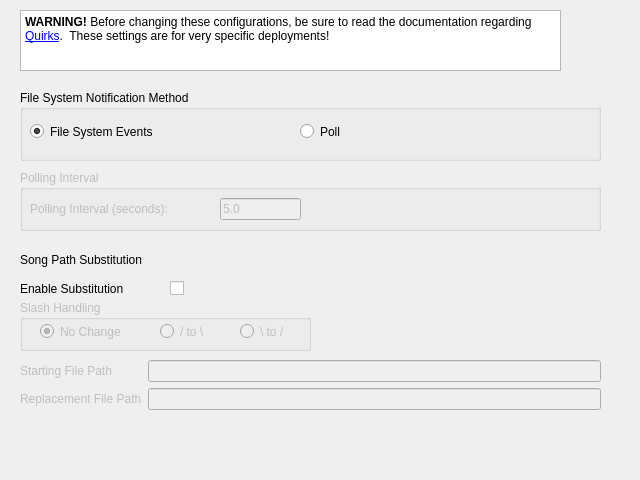
First picture: the form in nowplaying/resources/ui/quirks.ui, repository whatsnowplaying/whats-now-playing, before the edit.
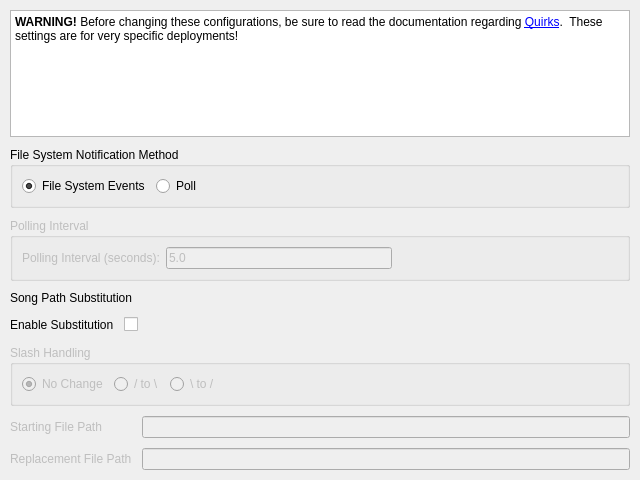
Second picture: the form after the edit. Icons and pictures are not drawn.

```diff
--- a/nowplaying/resources/ui/quirks.ui
+++ b/nowplaying/resources/ui/quirks.ui
@@ -17,30 +17,44 @@
    <iconset resource="settings.qrc">
     <normaloff>:/resources/icon.ico</normaloff>:/resources/icon.ico</iconset>
   </property>
+  <layout class="QVBoxLayout" name="main_layout">
+   <property name="margin">
+    <number>10</number>
+   </property>
+   <property name="spacing">
+    <number>10</number>
+   </property>
+   <item>
+    <widget class="QTextBrowser" name="warning_text">
+     <property name="sizePolicy">
+      <sizepolicy hsizetype="Expanding" vsizetype="Preferred">
+       <horstretch>0</horstretch>
+       <verstretch>0</verstretch>
+      </sizepolicy>
+     </property>
+     <property name="html">
+      <string>&lt;!DOCTYPE HTML PUBLIC &quot;-//W3C//DTD HTML 4.0//EN&quot; &quot;http://www.w3.org/TR/REC-html40/strict.dtd&quot;&gt;
+&lt;html&gt;&lt;head&gt;&lt;meta name=&quot;qrichtext&quot; content=&quot;1&quot; /&gt;&lt;style type=&quot;text/css&quot;&gt;
+p, li { white-space: pre-wrap; }
+&lt;/style&gt;&lt;/head&gt;&lt;body&gt;
+&lt;p style=&quot;margin-top:0px; margin-bottom:0px; margin-left:0px; margin-right:0px; -qt-block-indent:0; text-indent:0px&quot;&gt;&lt;span style=&quot;font-weight: 600&quot;&gt;WARNING! &lt;/span&gt;Before changing these configurations, be sure to read the documentation regarding &lt;a href=&quot;http://whatsnowplaying.github.io/whats-now-playing/quirks.html&quot;&gt;&lt;span style=&quot;text-decoration: underline; color: #0000ff&quot;&gt;Quirks&lt;/span&gt;&lt;/a&gt;.  These settings are for very specific deployments!&lt;/p&gt;&lt;/body&gt;&lt;/html&gt;</string>
+     </property>
+     <property name="openExternalLinks">
+      <bool>true</bool>
+     </property>
+    </widget>
+   </item>
+   <item>
   <widget class="QGroupBox" name="fs_event_method_box">
-   <property name="geometry">
-    <rect>
-     <x>20</x>
-     <y>90</y>
-     <width>581</width>
-     <height>71</height>
-    </rect>
-   </property>
    <property name="layoutDirection">
     <enum>Qt::LeftToRight</enum>
    </property>
    <property name="title">
     <string>File System Notification Method</string>
    </property>
+     <layout class="QHBoxLayout" name="fs_event_method_layout">
+      <item>
    <widget class="QRadioButton" name="fs_events_button">
-    <property name="geometry">
-     <rect>
-      <x>10</x>
-      <y>30</y>
-      <width>158</width>
-      <height>23</height>
-     </rect>
-    </property>
     <property name="text">
      <string>File System Events</string>
     </property>
@@ -48,57 +62,48 @@
      <bool>true</bool>
     </property>
    </widget>
+      </item>
+      <item>
    <widget class="QRadioButton" name="fs_poll_button">
-    <property name="geometry">
-     <rect>
-      <x>280</x>
-      <y>30</y>
-      <width>158</width>
-      <height>23</height>
-     </rect>
-    </property>
     <property name="text">
      <string>Poll</string>
     </property>
    </widget>
-  </widget>
+      </item>
+      <item>
+       <spacer>
+        <property name="orientation">
+         <enum>Qt::Horizontal</enum>
+        </property>
+        <property name="sizeHint" stdset="0">
+         <size>
+          <width>40</width>
+          <height>20</height>
+         </size>
+        </property>
+       </spacer>
+      </item>
+     </layout>
+    </widget>
+   </item>
+   <item>
   <widget class="QGroupBox" name="polling_interval_box">
    <property name="enabled">
     <bool>false</bool>
    </property>
-   <property name="geometry">
-    <rect>
-     <x>20</x>
-     <y>170</y>
-     <width>581</width>
-     <height>61</height>
-    </rect>
-   </property>
    <property name="title">
     <string>Polling Interval</string>
    </property>
+     <layout class="QHBoxLayout" name="polling_interval_layout">
+      <item>
    <widget class="QLabel" name="polling_interval_label">
-    <property name="geometry">
-     <rect>
-      <x>10</x>
-      <y>30</y>
-      <width>181</width>
-      <height>17</height>
-     </rect>
-    </property>
     <property name="text">
      <string>Polling Interval (seconds):</string>
     </property>
    </widget>
+      </item>
+      <item>
    <widget class="QLineEdit" name="polling_interval_lineedit">
-    <property name="geometry">
-     <rect>
-      <x>200</x>
-      <y>28</y>
-      <width>81</width>
-      <height>22</height>
-     </rect>
-    </property>
     <property name="text">
      <string>5.0</string>
     </property>
@@ -106,148 +111,68 @@
      <string>5.0</string>
     </property>
    </widget>
-  </widget>
-  <widget class="QTextBrowser" name="warning_text">
-   <property name="geometry">
-    <rect>
-     <x>20</x>
-     <y>10</y>
-     <width>541</width>
-     <height>61</height>
-    </rect>
-   </property>
-   <property name="html">
-    <string>&lt;!DOCTYPE HTML PUBLIC &quot;-//W3C//DTD HTML 4.0//EN&quot; &quot;http://www.w3.org/TR/REC-html40/strict.dtd&quot;&gt;
-&lt;html&gt;&lt;head&gt;&lt;meta name=&quot;qrichtext&quot; content=&quot;1&quot; /&gt;&lt;style type=&quot;text/css&quot;&gt;
-p, li { white-space: pre-wrap; }
-&lt;/style&gt;&lt;/head&gt;&lt;body&gt;
-&lt;p style=&quot;margin-top:0px; margin-bottom:0px; margin-left:0px; margin-right:0px; -qt-block-indent:0; text-indent:0px&quot;&gt;&lt;span style=&quot;font-weight: 600&quot;&gt;WARNING! &lt;/span&gt;Before changing these configurations, be sure to read the documentation regarding &lt;a href=&quot;http://whatsnowplaying.github.io/whats-now-playing/quirks.html&quot;&gt;&lt;span style=&quot;text-decoration: underline; color: #0000ff&quot;&gt;Quirks&lt;/span&gt;&lt;/a&gt;.  These settings are for very specific deployments!&lt;/p&gt;&lt;/body&gt;&lt;/html&gt;</string>
-   </property>
-   <property name="openExternalLinks">
-    <bool>true</bool>
-   </property>
-  </widget>
-  <widget class="QWidget" name="formLayoutWidget">
-   <property name="geometry">
-    <rect>
-     <x>20</x>
-     <y>360</y>
-     <width>581</width>
-     <height>71</height>
-    </rect>
-   </property>
-   <layout class="QFormLayout" name="song_path_layout">
-    <property name="fieldGrowthPolicy">
-     <enum>QFormLayout::ExpandingFieldsGrow</enum>
-    </property>
-    <item row="0" column="0">
-     <widget class="QLabel" name="song_in_path_label">
-      <property name="enabled">
-       <bool>false</bool>
-      </property>
-      <property name="text">
-       <string>Starting File Path</string>
-      </property>
-     </widget>
-    </item>
-    <item row="0" column="1">
-     <widget class="QLineEdit" name="song_in_path_lineedit">
-      <property name="enabled">
-       <bool>false</bool>
-      </property>
-      <property name="minimumSize">
+      </item>
+      <item>
+       <spacer>
+        <property name="orientation">
+         <enum>Qt::Horizontal</enum>
+        </property>
+        <property name="sizeHint" stdset="0">
        <size>
-        <width>445</width>
-        <height>0</height>
-       </size>
-      </property>
-     </widget>
-    </item>
-    <item row="1" column="1">
-     <widget class="QLineEdit" name="song_out_path_lineedit">
-      <property name="enabled">
-       <bool>false</bool>
-      </property>
-      <property name="minimumSize">
-       <size>
-        <width>445</width>
-        <height>0</height>
-       </size>
-      </property>
-     </widget>
-    </item>
-    <item row="1" column="0">
-     <widget class="QLabel" name="song_out_path_label">
-      <property name="enabled">
-       <bool>false</bool>
-      </property>
-      <property name="text">
-       <string>Replacement File Path</string>
-      </property>
-     </widget>
+          <width>40</width>
+          <height>20</height>
+         </size>
+        </property>
+       </spacer>
     </item>
    </layout>
   </widget>
+   </item>
+   <item>
   <widget class="QLabel" name="song_path_label">
-   <property name="geometry">
-    <rect>
-     <x>20</x>
-     <y>250</y>
-     <width>461</width>
-     <height>20</height>
-    </rect>
-   </property>
    <property name="text">
     <string>Song Path Substitution</string>
    </property>
   </widget>
+   </item>
+   <item>
+    <layout class="QHBoxLayout" name="song_subst_layout">
+     <item>
   <widget class="QLabel" name="song_subst_label">
-   <property name="geometry">
-    <rect>
-     <x>20</x>
-     <y>280</y>
-     <width>127</width>
-     <height>17</height>
-    </rect>
-   </property>
    <property name="text">
     <string>Enable Substitution</string>
    </property>
   </widget>
-  <widget class="QCheckBox" name="song_subst_checkbox">
-   <property name="geometry">
-    <rect>
-     <x>170</x>
-     <y>280</y>
-     <width>21</width>
-     <height>16</height>
-    </rect>
-   </property>
-  </widget>
+     </item>
+     <item>
+      <widget class="QCheckBox" name="song_subst_checkbox"/>
+     </item>
+     <item>
+      <spacer>
+       <property name="orientation">
+        <enum>Qt::Horizontal</enum>
+       </property>
+       <property name="sizeHint" stdset="0">
+        <size>
+         <width>40</width>
+         <height>20</height>
+        </size>
+       </property>
+      </spacer>
+     </item>
+    </layout>
+   </item>
+   <item>
   <widget class="QGroupBox" name="slash_radio">
    <property name="enabled">
     <bool>false</bool>
    </property>
-   <property name="geometry">
-    <rect>
-     <x>20</x>
-     <y>300</y>
-     <width>291</width>
-     <height>51</height>
-    </rect>
-   </property>
    <property name="title">
     <string>Slash Handling</string>
    </property>
+     <layout class="QHBoxLayout" name="slash_radio_layout">
+      <item>
    <widget class="QRadioButton" name="slash_nochange">
-    <property name="geometry">
-     <rect>
-      <x>20</x>
-      <y>20</y>
-      <width>106</width>
-      <height>23</height>
-     </rect>
-    </property>
     <property name="text">
      <string>No Change</string>
     </property>
@@ -255,33 +180,92 @@
      <bool>true</bool>
     </property>
    </widget>
+      </item>
+      <item>
    <widget class="QRadioButton" name="slash_toback">
-    <property name="geometry">
-     <rect>
-      <x>140</x>
-      <y>20</y>
-      <width>61</width>
-      <height>23</height>
-     </rect>
-    </property>
     <property name="text">
      <string>/ to \</string>
     </property>
    </widget>
+      </item>
+      <item>
    <widget class="QRadioButton" name="slash_toforward">
-    <property name="geometry">
-     <rect>
-      <x>220</x>
-      <y>20</y>
-      <width>61</width>
-      <height>23</height>
-     </rect>
-    </property>
     <property name="text">
      <string>\ to /</string>
     </property>
    </widget>
-  </widget>
+      </item>
+      <item>
+       <spacer>
+        <property name="orientation">
+         <enum>Qt::Horizontal</enum>
+        </property>
+        <property name="sizeHint" stdset="0">
+         <size>
+          <width>40</width>
+          <height>20</height>
+         </size>
+        </property>
+       </spacer>
+      </item>
+     </layout>
+    </widget>
+   </item>
+   <item>
+    <layout class="QFormLayout" name="song_path_layout">
+     <property name="fieldGrowthPolicy">
+      <enum>QFormLayout::AllNonFixedFieldsGrow</enum>
+     </property>
+     <item row="0" column="0">
+      <widget class="QLabel" name="song_in_path_label">
+       <property name="enabled">
+        <bool>false</bool>
+       </property>
+       <property name="text">
+        <string>Starting File Path</string>
+       </property>
+      </widget>
+     </item>
+     <item row="0" column="1">
+      <widget class="QLineEdit" name="song_in_path_lineedit">
+       <property name="enabled">
+        <bool>false</bool>
+       </property>
+      </widget>
+     </item>
+     <item row="1" column="0">
+      <widget class="QLabel" name="song_out_path_label">
+       <property name="enabled">
+        <bool>false</bool>
+       </property>
+       <property name="text">
+        <string>Replacement File Path</string>
+       </property>
+      </widget>
+     </item>
+     <item row="1" column="1">
+      <widget class="QLineEdit" name="song_out_path_lineedit">
+       <property name="enabled">
+        <bool>false</bool>
+       </property>
+      </widget>
+     </item>
+    </layout>
+   </item>
+   <item>
+    <spacer>
+     <property name="orientation">
+      <enum>Qt::Vertical</enum>
+     </property>
+     <property name="sizeHint" stdset="0">
+      <size>
+       <width>20</width>
+       <height>40</height>
+      </size>
+     </property>
+    </spacer>
+   </item>
+  </layout>
  </widget>
  <resources>
   <include location="settings.qrc"/>
```
Left out of the diff: 60 changed lines with no effect on the pictures. Lines whose indentation alone changed are shown as unchanged.
